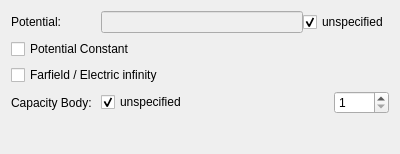
First picture: the form in src/Mod/Fem/Gui/Resources/ui/ElectrostaticPotential.ui, repository berndhahnebach/FreeCAD_sf_master, before the edit.
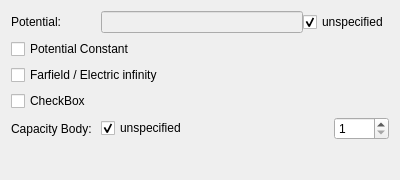
Second picture: the form after the edit. Custom widgets are drawn as their Qt base class.

Commit message: Add elements for 'Calculate Electric Force' boundary contition

The edit to the form file:
```diff
--- a/src/Mod/Fem/Gui/Resources/ui/ElectrostaticPotential.ui
+++ b/src/Mod/Fem/Gui/Resources/ui/ElectrostaticPotential.ui
@@ -7,7 +7,7 @@
     <x>0</x>
     <y>0</y>
     <width>400</width>
-    <height>154</height>
+    <height>180</height>
    </rect>
   </property>
   <property name="windowTitle">
@@ -41,7 +41,7 @@
      </property>
     </widget>
    </item>
-   <item row="4" column="1">
+   <item row="5" column="1">
     <layout class="QHBoxLayout" name="horizontalLayout">
      <item>
       <widget class="QCheckBox" name="capacitanceBodyBox">
@@ -110,13 +110,20 @@
      </item>
     </layout>
    </item>
-   <item row="4" column="0">
+   <item row="5" column="0">
     <widget class="QLabel" name="capacityBody_label">
      <property name="text">
       <string extracomment="Enabled by 'Calculate Capacity Matrix' in Electrostatic equation">Capacity Body: </string>
      </property>
     </widget>
    </item>
+   <item row="4" column="0">
+    <widget class="QCheckBox" name="electricForcecalculationBox">
+     <property name="text">
+      <string>CheckBox</string>
+     </property>
+    </widget>
+   </item>
   </layout>
  </widget>
  <customwidgets>
```
The commit also changes 2 other files.
